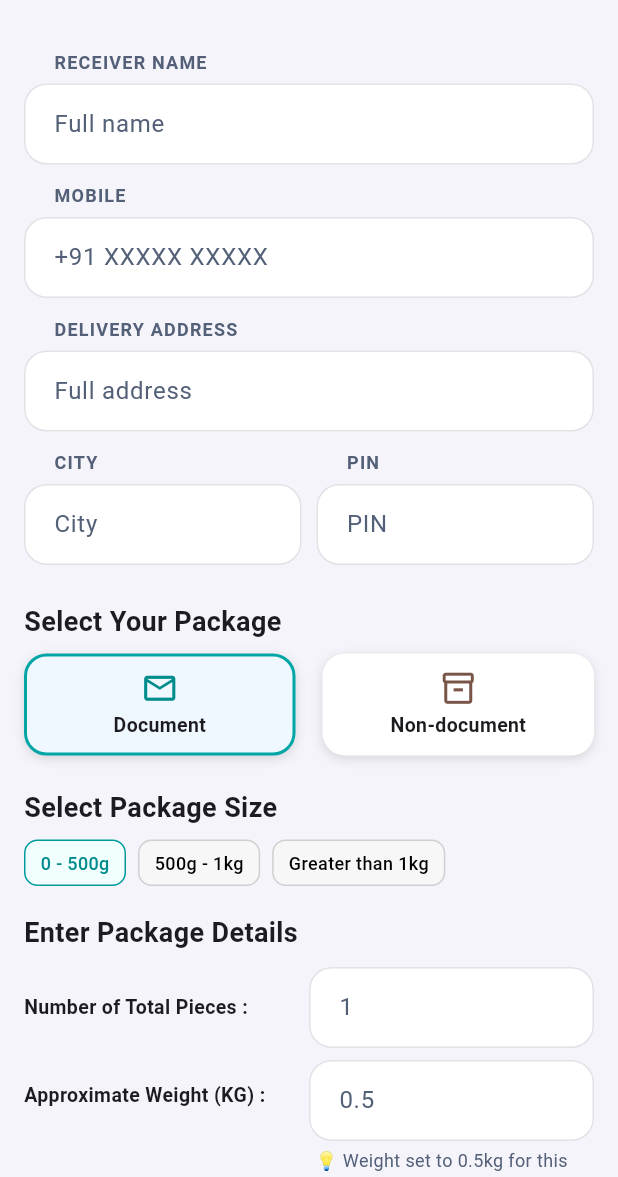
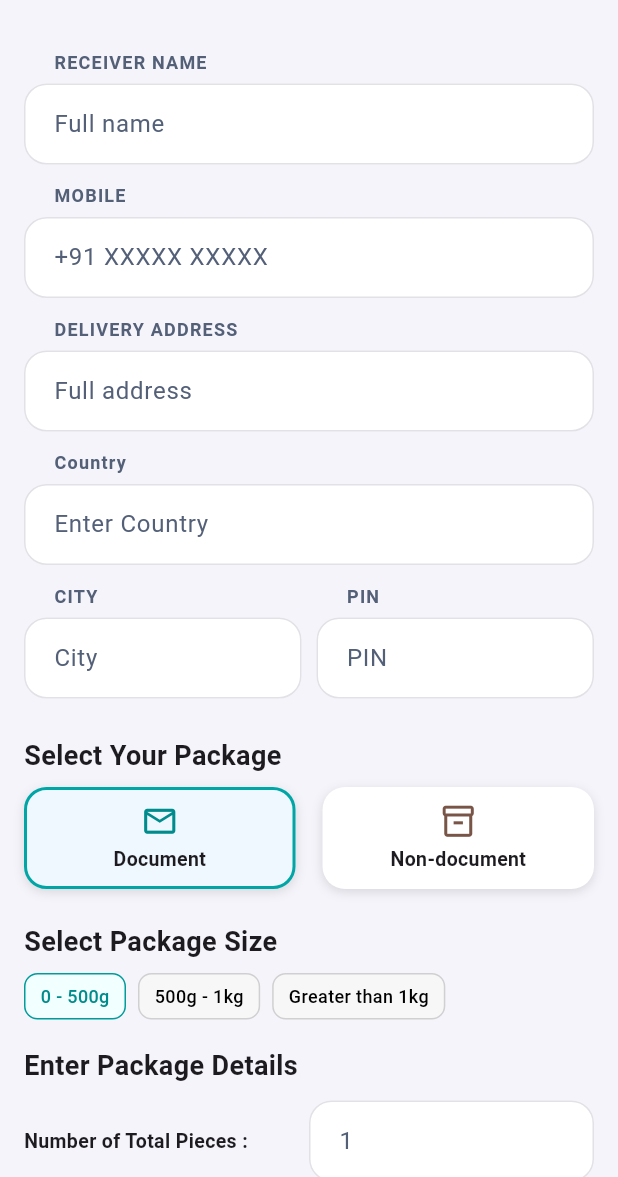
Before and after one commit to subhasishpinku/yogayog, a Flutter app: the InternationalDetails screen opened directly, on a phone screen of 412 x 824 dp, the part 59-1236 px from its top. Run offline on Flutter 3.47's test engine with Material 3 defaults, Android fonts, the phone set to English and light mode, and no system bars; our stand-ins replace audioplayers, connectivity_plus, country_picker, flutter_local_notifications, geocoding, geolocator and 2 more; missing offline and left inert: flutter_background_service.

Commit message:
first commit3

```diff
--- a/lib/internationaldetails/international_details.dart
+++ b/lib/internationaldetails/international_details.dart
@@ -36,6 +36,8 @@ class _InternationalDetailsState extends State<InternationalDetails> {
   final receiverNameController = TextEditingController();
   final mobileController = TextEditingController();
   final addressController = TextEditingController();
+  final countryController = TextEditingController();
+
   final cityController = TextEditingController();
   final pinController = TextEditingController();
   final piecesController = TextEditingController(text: '1');
@@ -48,6 +50,7 @@ class _InternationalDetailsState extends State<InternationalDetails> {
     receiverNameController.dispose();
     mobileController.dispose();
     addressController.dispose();
+    countryController.dispose();
     cityController.dispose();
     pinController.dispose();
     piecesController.dispose();
@@ -93,6 +96,12 @@ class _InternationalDetailsState extends State<InternationalDetails> {
 
             _label('DELIVERY ADDRESS'),
             _textField(controller: addressController, hintText: 'Full address'),
+
+            _label('Country'),
+            _textField(
+              controller: countryController,
+              hintText: 'Enter Country',
+            ),
 
             Row(
               children: [
@@ -249,35 +258,34 @@ class _InternationalDetailsState extends State<InternationalDetails> {
               _packageBoxesWidget(),
             ],
 
-            const SizedBox(height: 28),
+            // const SizedBox(height: 28),
 
-            const Text(
-              'Service Type',
-              style: TextStyle(fontSize: 14, fontWeight: FontWeight.bold),
-            ),
+            // const Text(
+            //   'Service Type',
+            //   style: TextStyle(fontSize: 14, fontWeight: FontWeight.bold),
+            // ),
 
-            const SizedBox(height: 10),
+            // const SizedBox(height: 10),
 
-            _serviceCard(
-              title: 'Express (2–3 days)',
-              subtitle: 'Priority air movement',
-              price: '₹349',
-              icon: Icons.bolt,
-              iconColor: Colors.amber,
-              serviceKey: 'Express',
-            ),
+            // _serviceCard(
+            //   title: 'Express (2–3 days)',
+            //   subtitle: 'Priority air movement',
+            //   price: '₹349',
+            //   icon: Icons.bolt,
+            //   iconColor: Colors.amber,
+            //   serviceKey: 'Express',
+            // ),
 
-            const SizedBox(height: 10),
+            // const SizedBox(height: 10),
 
-            _serviceCard(
-              title: 'Standard (5–7 days)',
-              subtitle: 'Surface transport',
-              price: '₹149',
-              icon: Icons.local_shipping,
-              iconColor: Colors.green,
-              serviceKey: 'Standard',
-            ),
-
+            // _serviceCard(
+            //   title: 'Standard (5–7 days)',
+            //   subtitle: 'Surface transport',
+            //   price: '₹149',
+            //   icon: Icons.local_shipping,
+            //   iconColor: Colors.green,
+            //   serviceKey: 'Standard',
+            // ),
             const SizedBox(height: 28),
 
             InkWell(
```
Also changed, not shown: lib/Payment/payment_screen.dart (+10 -10 lines), lib/bikescreen/bike_confirm_screen.dart (+7 -0 lines), lib/nationaldetails/national_details.dart (+22 -23 lines), lib/truckscreen/truck_confirm_screen.dart (+7 -0 lines).
